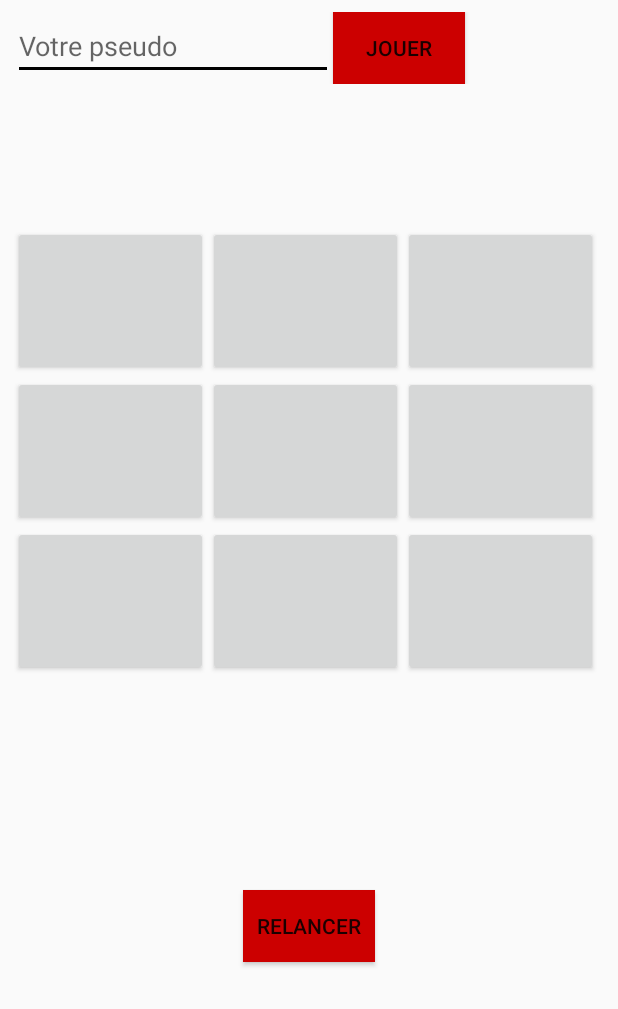
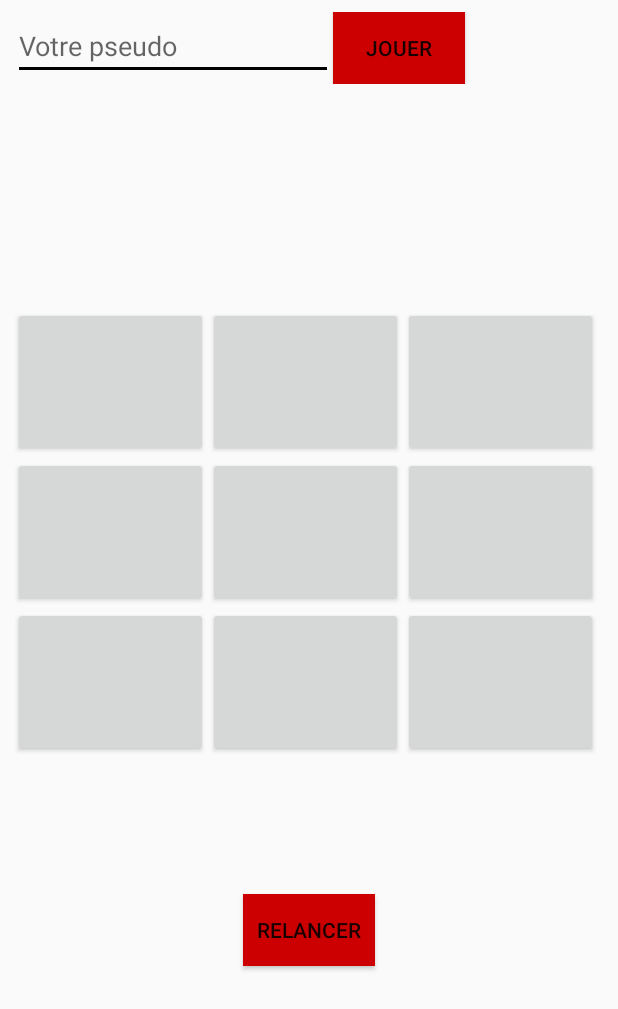
Before and after one commit to AntonnGazagne/ToiletGame, an Android app: the layout activity_morpion.xml on its own in the app's theme, with its tools: preview values and no code run, on a phone screen of 412 x 824 dp. Shown: the top 1009 px of the screen. Run offline under Robolectric (Android 15) with nearby library versions, the phone set to English and light mode, and no system bars.

Commit message:
modif morpion

```diff
--- a/app/src/main/res/layout/activity_morpion.xml
+++ b/app/src/main/res/layout/activity_morpion.xml
@@ -8,8 +8,8 @@
         tools:context=".MorpionActivity">
     <TableLayout
             android:layout_width="395dp"
-            android:layout_height="351dp" app:layout_constraintTop_toTopOf="parent"
-            android:layout_marginTop="8dp" app:layout_constraintStart_toStartOf="parent"
+            android:layout_height="303dp" app:layout_constraintTop_toTopOf="parent"
+            android:layout_marginTop="64dp" app:layout_constraintStart_toStartOf="parent"
             android:layout_marginStart="8dp" android:layout_marginEnd="8dp" app:layout_constraintEnd_toEndOf="parent"
             app:layout_constraintBottom_toBottomOf="parent" android:layout_marginBottom="8dp"
             android:id="@+id/tableLayout" app:layout_constraintHorizontal_bias="1.0"
```
Also changed, not shown: app/src/main/java/fr/isen/toiletgame/MorpionActivity.kt (+28 -0 lines).
